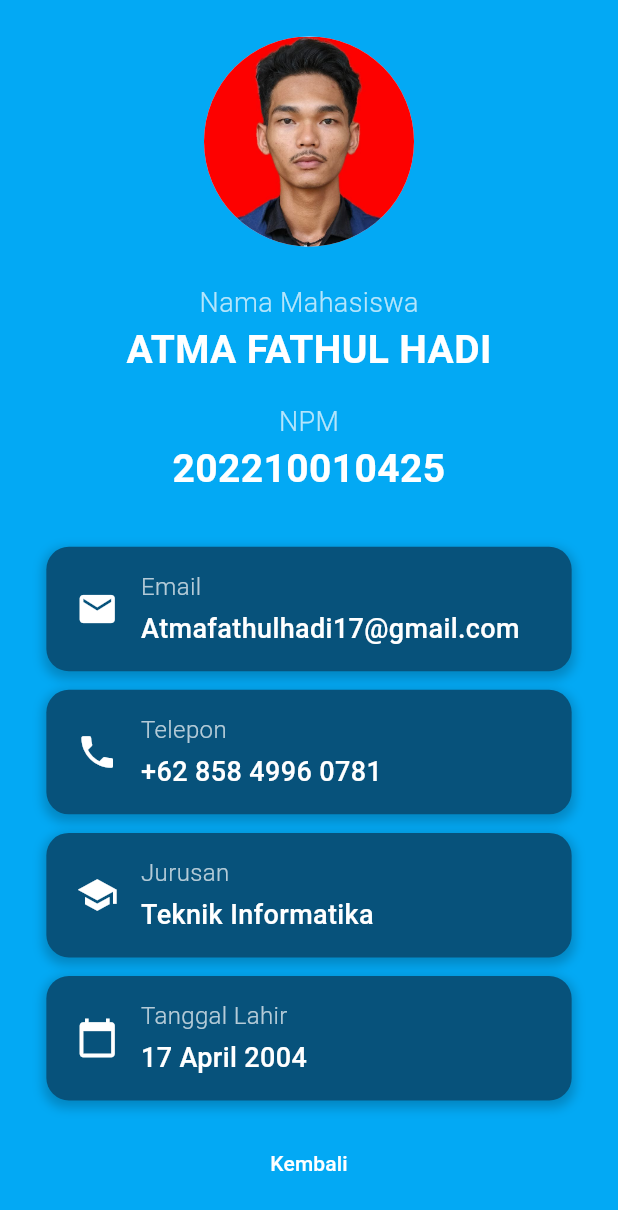
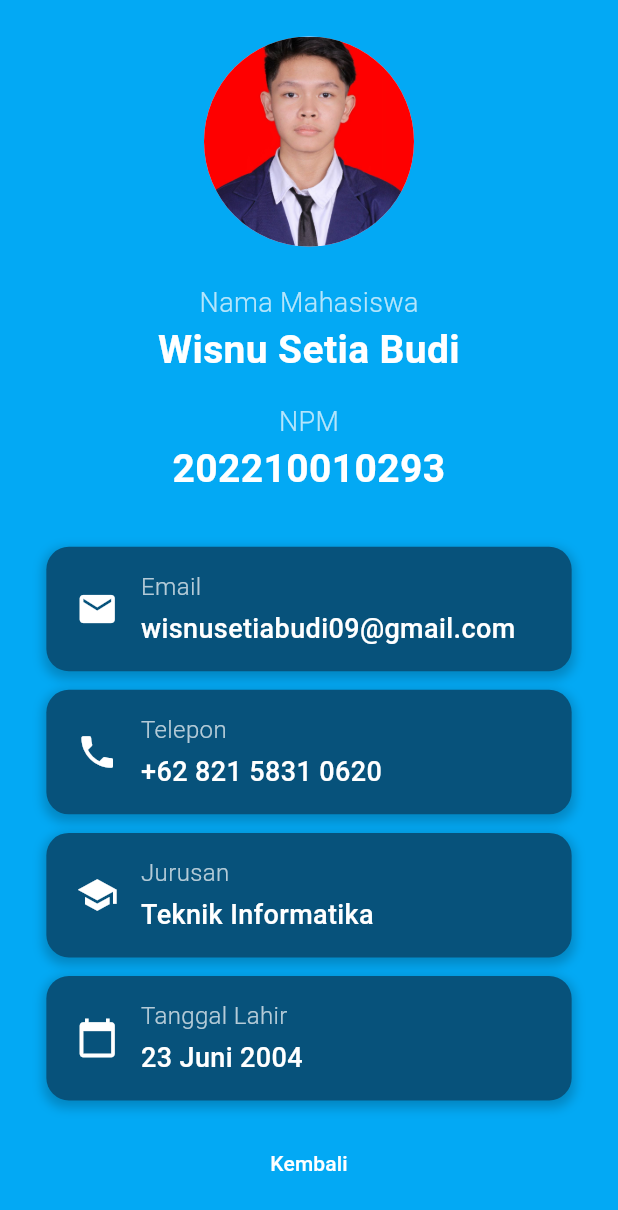
Before and after one commit to firaaaa10/praktikum-Quiz-App-SitiSafira, a Flutter app: the Profile screen opened directly with empty values, on a phone screen of 412 x 824 dp. Shown: the top 1210 px of the screen. Run offline on Flutter 3.47's test engine with Material 3 defaults, Android fonts, the phone set to English and light mode, and no system bars; our stand-ins replace google_fonts.

```diff
--- a/lib/profile.dart
+++ b/lib/profile.dart
@@ -20,7 +20,9 @@ class Profile extends StatelessWidget {
               const CircleAvatar(
                 radius: 70,
                 // --- FOTO PROFIL DIUBAH MENJADI ASET LOKAL ---
-                backgroundImage: AssetImage('assets/images/cihuy.jpg'),
+                backgroundImage: AssetImage(
+                  'assets/images/6287026617863752703.jpg',
+                ),
               ),
               SizedBox(height: screenSize.height * 0.03),
               const Text(
@@ -32,7 +34,7 @@ class Profile extends StatelessWidget {
                 ),
               ),
               const Text(
-                'ATMA FATHUL HADI',
+                'Wisnu Setia Budi',
                 style: TextStyle(
                   fontSize: 26,
                   color: Colors.white,
@@ -50,7 +52,7 @@ class Profile extends StatelessWidget {
                 ),
               ),
               const Text(
-                '202210010425',
+                '202210010293',
                 style: TextStyle(
                   fontSize: 26,
                   color: Colors.white,
@@ -63,7 +65,7 @@ class Profile extends StatelessWidget {
                 context,
                 icon: Icons.email,
                 label: 'Email',
-                value: 'Atmafathulhadi17@gmail.com',
+                value: 'wisnusetiabudi09@gmail.com',
                 screenSize: screenSize,
               ),
               SizedBox(height: screenSize.height * 0.015),
@@ -71,7 +73,7 @@ class Profile extends StatelessWidget {
                 context,
                 icon: Icons.phone,
                 label: 'Telepon',
-                value: '+62 858 4996 0781',
+                value: '+62 821 5831 0620',
                 screenSize: screenSize,
               ),
               SizedBox(height: screenSize.height * 0.015),
@@ -87,7 +89,7 @@ class Profile extends StatelessWidget {
                 context,
                 icon: Icons.calendar_today,
                 label: 'Tanggal Lahir',
-                value: '17 April 2004',
+                value: '23 Juni 2004',
                 screenSize: screenSize,
               ),
               const SizedBox(height: 18),
--- a/pubspec.yaml
+++ b/pubspec.yaml
@@ -61,7 +61,7 @@ flutter:
   # To add assets to your application, add an assets section, like this:
   assets:
   - assets/images/quiz-logo.png
-  - assets/images/cihuy.jpg
+  - assets/images/6287026617863752703.jpg
 
 
 
```
Also changed, not shown: assets/images/6287026617863752703.jpg (added).
